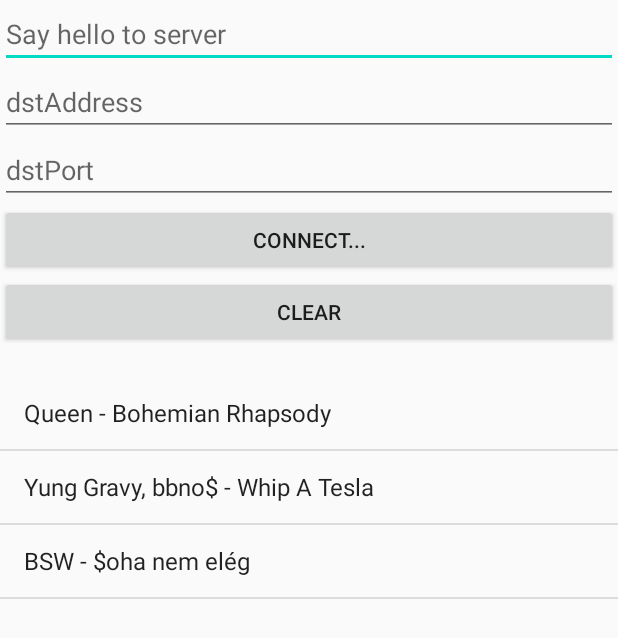
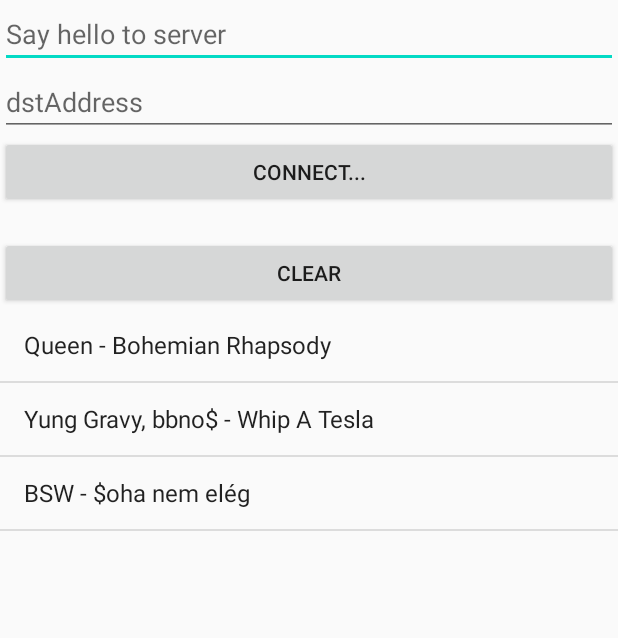
Before and after one commit to Lazar-source/Zenegep, an Android app: the ClientActivity screen opened directly, with no data from a screen before it, on a phone screen of 412 x 824 dp. Shown: the top 638 px of the screen. Run offline under Robolectric (Android 15) with nearby library versions, the phone set to English and light mode, and no system bars.

Commit message:
IP tárolás

```diff
--- a/app/src/main/java/com/example/zenegep/ClientActivity.java
+++ b/app/src/main/java/com/example/zenegep/ClientActivity.java
@@ -29,10 +29,11 @@ public class ClientActivity extends Activity {
     Button buttonConnect, buttonClear;
     ListView listView;
     EditText welcomeMsg;
+    TextView suggestedMusic;
     ArrayAdapter adapter;
     ArrayList<String> musicList;
     ArrayList<String> musicIdList;
-    private final static String TABLE_NAME = "Kliens";
+    private final static String TABLE_NAME = DatabaseHelper.TABLE_CLIENT;
     DatabaseHelper dh;
 
     public static String serverIp;
@@ -42,9 +43,8 @@ public class ClientActivity extends Activity {
         super.onCreate(savedInstanceState);
         setContentView(R.layout.activity_client);
         dh = new DatabaseHelper(this);
-        dh.initDatabase(TABLE_NAME);
+        suggestedMusic = findViewById(R.id.suggestedMusic);
         editTextAddress =  findViewById(R.id.address);
-        editTextPort =  findViewById(R.id.port);
         buttonConnect =  findViewById(R.id.connect);
         buttonClear = findViewById(R.id.clear);
         textResponse =  findViewById(R.id.response);
@@ -66,6 +66,7 @@ public class ClientActivity extends Activity {
         adapter= new ArrayAdapter(this,android.R.layout.simple_list_item_1,musicList);
         listView.setAdapter(adapter);
 
+        suggestedMusic.setText(dh.suggestMusic());
 
         //kattintós cucc
         listView.setOnItemClickListener(new AdapterView.OnItemClickListener() {
@@ -92,18 +93,19 @@ public class ClientActivity extends Activity {
 
         @Override
         public void onClick(View arg0) {
-            serverIp = editTextAddress.getText().toString();
-            String tMsg = welcomeMsg.getText().toString();
-            if(tMsg.equals("")){
+
+            //String tMsg = welcomeMsg.getText().toString();
+            /*if(tMsg.equals("")){
                 tMsg = null;
                 Toast.makeText(ClientActivity.this, "No Welcome Msg sent", Toast.LENGTH_SHORT).show();
             }
+*/
+            serverIp = editTextAddress.getText().toString();
+            MyClientTask myClientTask = new MyClientTask(editTextAddress
+                    .getText().toString(), 8080,
+                    "connect");
+            myClientTask.execute();
 
-            MyClientTask myClientTask = new MyClientTask(editTextAddress
-                    .getText().toString(), Integer.parseInt(editTextPort
-                    .getText().toString()),
-                    tMsg);
-            myClientTask.execute();
         }
     };
 
@@ -138,7 +140,6 @@ public class ClientActivity extends Activity {
                 }
 
                 response = dataInputStream.readUTF();
-
             } catch (UnknownHostException e) {
                 // TODO Auto-generated catch block
                 e.printStackTrace();
--- a/app/src/main/java/com/example/zenegep/DatabaseHelper.java
+++ b/app/src/main/java/com/example/zenegep/DatabaseHelper.java
@@ -52,6 +52,8 @@ public class DatabaseHelper extends SQLiteOpenHelper{
 
             db.execSQL(dataToInsert);
             db.close();
+
+            getLastDayPopularList(table);
         }
     }
 
@@ -115,6 +117,7 @@ public class DatabaseHelper extends SQLiteOpenHelper{
             musicList.add(c.getString(c.getColumnIndex("Video_NAME")));
             c.moveToNext();
         }
+        c.close();
         return musicList;
     }
 
@@ -129,6 +132,8 @@ public class DatabaseHelper extends SQLiteOpenHelper{
             musicIDs.add(c.getString(c.getColumnIndex("Video_ID")));
             c.moveToNext();
         }
+
+        c.close();
         return musicIDs;
     }
 
@@ -145,6 +150,7 @@ public class DatabaseHelper extends SQLiteOpenHelper{
             list.add(stringToAdd);
             c.moveToNext();
         }
+        c.close();
         return list;
     }
 
@@ -163,6 +169,7 @@ public class DatabaseHelper extends SQLiteOpenHelper{
             list.add(stringToAdd);
             c.moveToNext();
         }
+        c.close();
         return list;
     }
 
@@ -193,4 +200,9 @@ public class DatabaseHelper extends SQLiteOpenHelper{
         //TODO: rendes visszatérési értéket adni, mert most így hirtelen nem tudom mit kellene
         return musicIdToSuggest;
     }
+
+    public boolean isInDatabase(String musicId, String table){
+        ArrayList<String> idList = getVideoIDList(table);
+        return idList.contains(musicId);
+    }
 }
--- a/app/src/main/java/com/example/zenegep/MainActivity.java
+++ b/app/src/main/java/com/example/zenegep/MainActivity.java
@@ -5,6 +5,7 @@ import androidx.appcompat.app.AppCompatActivity;
 import android.content.Context;
 import android.content.Intent;
 import android.os.Bundle;
+import android.provider.ContactsContract;
 import android.util.Log;
 import android.view.View;
 import android.widget.Button;
@@ -46,6 +47,9 @@ public class MainActivity extends AppCompatActivity {
                 startActivity(intent);
             }
         });
+        DatabaseHelper dh = new DatabaseHelper(this);
+        dh.initDatabase(DatabaseHelper.TABLE_SERVER);
+        dh.initDatabase(DatabaseHelper.TABLE_CLIENT);
     }
 
 }
--- a/app/src/main/res/layout/activity_client.xml
+++ b/app/src/main/res/layout/activity_client.xml
@@ -16,29 +16,33 @@
         android:layout_width="match_parent"
         android:layout_height="wrap_content"
         android:hint="dstAddress" />
-    <EditText
-        android:id="@+id/port"
-        android:layout_width="match_parent"
-        android:layout_height="wrap_content"
-        android:hint="dstPort" />
+
     <Button
         android:id="@+id/connect"
         android:layout_width="match_parent"
         android:layout_height="wrap_content"
-        android:text="Connect..."/>
-    <Button
-        android:id="@+id/clear"
-        android:layout_width="match_parent"
-        android:layout_height="wrap_content"
-        android:text="Clear"/>
+        android:text="Connect..." />
+
     <TextView
         android:id="@+id/response"
         android:layout_width="wrap_content"
         android:layout_height="wrap_content"/>
 
+    <Button
+        android:id="@+id/clear"
+        android:layout_width="match_parent"
+        android:layout_height="wrap_content"
+        android:text="Clear" />
+
     <ListView
         android:id="@+id/listview"
         android:layout_width="match_parent"
-        android:layout_height="match_parent" />
+        android:layout_height="442dp" />
+
+    <TextView
+        android:id="@+id/suggestedMusic"
+        android:layout_width="match_parent"
+        android:layout_height="wrap_content"
+        android:text="TextView" />
 
 </LinearLayout>
```
Also changed, not shown: app/src/main/java/com/example/zenegep/YoutubeActivity.java (+32 -29 lines).
